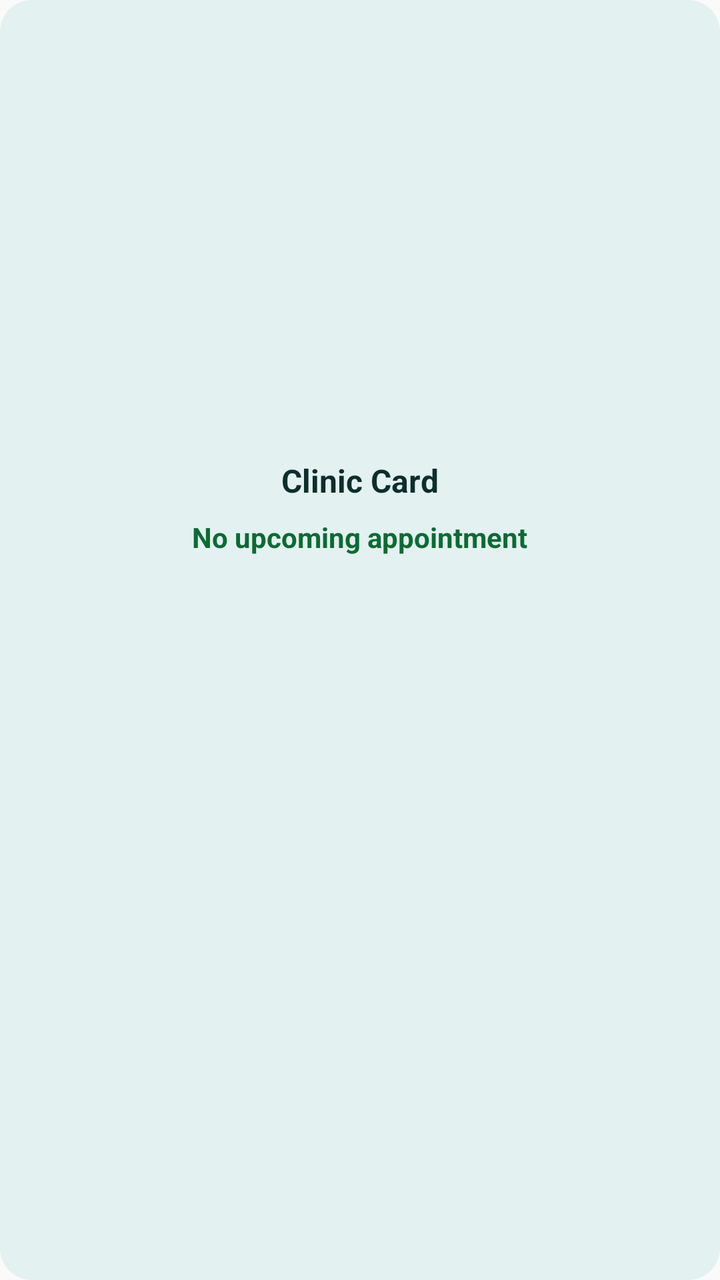
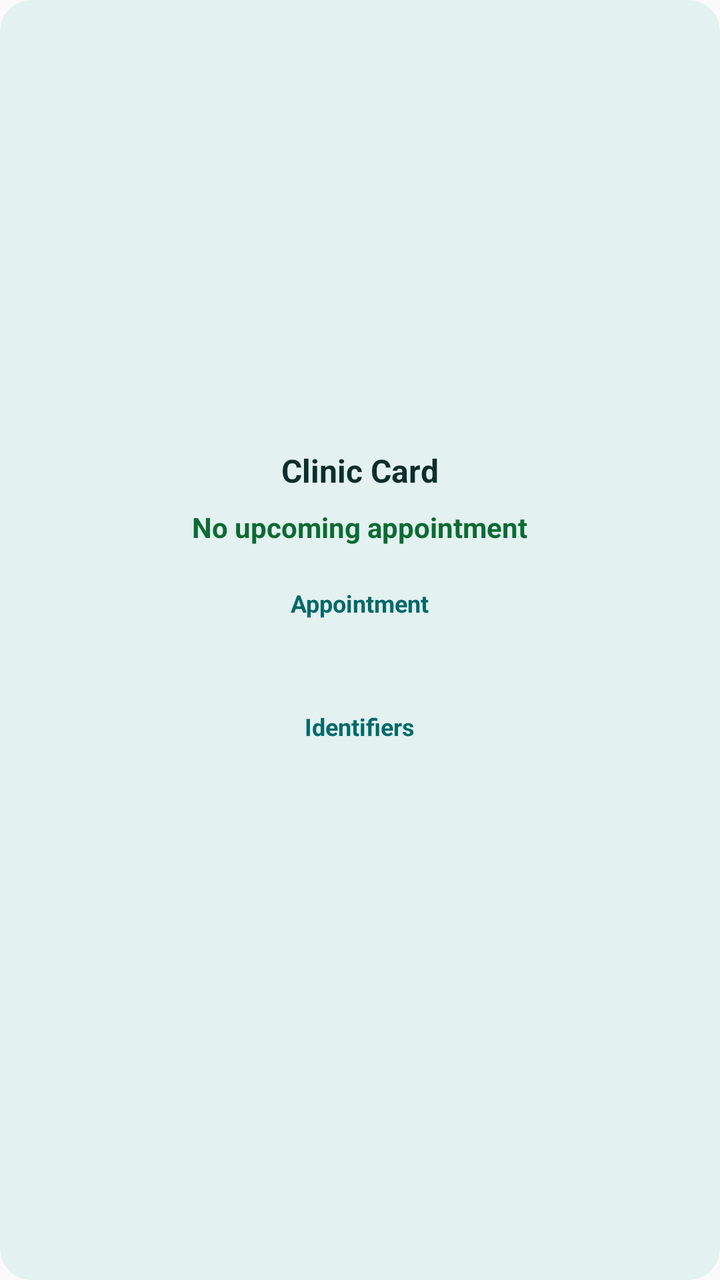

The first picture is an Android layout as it rendered before a commit; the second is the same layout after the commit. The layout source and the unified diff follow.
<!-- AndroidManifest.xml: application theme AppTheme -->
<!-- res/layout/clinic_card_widget.xml -->
<?xml version="1.0" encoding="utf-8"?>
<LinearLayout xmlns:android="http://schemas.android.com/apk/res/android"
    android:id="@+id/widget_root"
    android:layout_width="match_parent"
    android:layout_height="match_parent"
    android:orientation="vertical"
    android:padding="16dp"
    android:background="@drawable/widget_background"
    android:gravity="center">

    <TextView
        android:id="@+id/widget_clinic_title"
        android:layout_width="wrap_content"
        android:layout_height="wrap_content"
        android:text="Clinic Card"
        android:textSize="16sp"
        android:textColor="@color/widget_text_primary"
        android:textStyle="bold" />

    <TextView
        android:id="@+id/widget_clinic_date"
        android:layout_width="wrap_content"
        android:layout_height="wrap_content"
        android:layout_marginTop="8dp"
        android:text="No upcoming appointment"
        android:textSize="14sp"
        android:textColor="@color/widget_good"
        android:textStyle="bold" />

    <TextView
        android:id="@+id/widget_clinic_location"
        android:layout_width="wrap_content"
        android:layout_height="wrap_content"
        android:layout_marginTop="4dp"
        android:text=""
        android:textSize="12sp"
        android:textColor="@color/widget_accent"
        android:textStyle="bold" />

    <TextView
        android:id="@+id/widget_clinic_tests"
        android:layout_width="wrap_content"
        android:layout_height="wrap_content"
        android:layout_marginTop="4dp"
        android:text=""
        android:textSize="12sp"
        android:textColor="@color/widget_text_muted" />

    <TextView
        android:id="@+id/widget_clinic_doctype"
        android:layout_width="wrap_content"
        android:layout_height="wrap_content"
        android:layout_marginTop="12dp"
        android:text=""
        android:textSize="12sp"
        android:textColor="@color/widget_text_muted" />

    <TextView
        android:id="@+id/widget_clinic_clinic_num"
        android:layout_width="wrap_content"
        android:layout_height="wrap_content"
        android:layout_marginTop="4dp"
        android:text=""
        android:textSize="12sp"
        android:textColor="@color/widget_text_muted" />

    <TextView
        android:id="@+id/widget_clinic_nhs_num"
        android:layout_width="wrap_content"
        android:layout_height="wrap_content"
        android:layout_marginTop="4dp"
        android:text=""
        android:textSize="12sp"
        android:textColor="@color/widget_text_muted" />

    <TextView
        android:id="@+id/widget_clinic_reveal"
        android:layout_width="wrap_content"
        android:layout_height="wrap_content"
        android:layout_marginTop="8dp"
        android:text=""
        android:textSize="11sp"
        android:textColor="@color/widget_accent"
        android:textStyle="bold" />
</LinearLayout>
<!-- resources referenced by this layout -->
<resources>
  <color name="widget_accent">#00696B</color>
  <color name="widget_good">#0B6B33</color>
  <color name="widget_text_muted">#4C6664</color>
  <color name="widget_text_primary">#0C2E2D</color>
  <!-- drawable widget_background (drawable) -->
  <?xml version="1.0" encoding="utf-8"?>
  <shape xmlns:android="http://schemas.android.com/apk/res/android"
      android:shape="rectangle">
      <solid android:color="@color/widget_bg" />
      <corners android:radius="16dp" />
  </shape>
  <style name="AppTheme" parent="Theme.AppCompat.Light.DarkActionBar">
          
          <item name="colorPrimary">@color/colorPrimary</item>
          <item name="colorPrimaryDark">@color/colorPrimaryDark</item>
          <item name="colorAccent">@color/colorAccent</item>
          <item name="android:statusBarColor">@android:color/transparent</item>
          <item name="android:navigationBarColor">@android:color/transparent</item>
      </style>
  <color name="widget_bg">#E3F1F0</color>
</resources>

<!-- the commit's change to res/layout/clinic_card_widget.xml (unified diff, before → after) -->
@@ -8,78 +8,130 @@
     android:background="@drawable/widget_background"
     android:gravity="center">
 
-    <TextView
-        android:id="@+id/widget_clinic_title"
-        android:layout_width="wrap_content"
+    <ViewFlipper
+        android:id="@+id/widget_clinic_flipper"
+        android:layout_width="match_parent"
         android:layout_height="wrap_content"
-        android:text="Clinic Card"
-        android:textSize="16sp"
-        android:textColor="@color/widget_text_primary"
-        android:textStyle="bold" />
+        android:descendantFocusability="blocksDescendants" />
 
-    <TextView
-        android:id="@+id/widget_clinic_date"
-        android:layout_width="wrap_content"
+    
+    <LinearLayout
+        android:id="@+id/widget_clinic_page_summary"
+        android:layout_width="match_parent"
         android:layout_height="wrap_content"
-        android:layout_marginTop="8dp"
-        android:text="No upcoming appointment"
-        android:textSize="14sp"
-        android:textColor="@color/widget_good"
-        android:textStyle="bold" />
+        android:orientation="vertical"
+        android:gravity="center">
 
-    <TextView
-        android:id="@+id/widget_clinic_location"
-        android:layout_width="wrap_content"
+        <TextView
+            android:id="@+id/widget_clinic_title"
+            android:layout_width="wrap_content"
+            android:layout_height="wrap_content"
+            android:text="Clinic Card"
+            android:textSize="16sp"
+            android:textColor="@color/widget_text_primary"
+            android:textStyle="bold" />
+
+        <TextView
+            android:id="@+id/widget_clinic_date"
+            android:layout_width="wrap_content"
+            android:layout_height="wrap_content"
+            android:layout_marginTop="8dp"
+            android:text="No upcoming appointment"
+            android:textSize="14sp"
+            android:textColor="@color/widget_good"
+            android:textStyle="bold" />
+
+        <TextView
+            android:id="@+id/widget_clinic_tests"
+            android:layout_width="wrap_content"
+            android:layout_height="wrap_content"
+            android:layout_marginTop="4dp"
+            android:text=""
+            android:textSize="12sp"
+            android:textColor="@color/widget_text_muted" />
+    </LinearLayout>
+
+    
+    <LinearLayout
+        android:id="@+id/widget_clinic_page_visit"
+        android:layout_width="match_parent"
         android:layout_height="wrap_content"
-        android:layout_marginTop="4dp"
-        android:text=""
-        android:textSize="12sp"
-        android:textColor="@color/widget_accent"
-        android:textStyle="bold" />
+        android:orientation="vertical"
+        android:gravity="center">
 
-    <TextView
-        android:id="@+id/widget_clinic_tests"
-        android:layout_width="wrap_content"
+        <TextView
+            android:id="@+id/widget_clinic_page_visit_heading"
+            android:layout_width="wrap_content"
+            android:layout_height="wrap_content"
+            android:text="Appointment"
+            android:textSize="12sp"
+            android:textColor="@color/widget_accent"
+            android:textStyle="bold" />
+
+        <TextView
+            android:id="@+id/widget_clinic_location"
+            android:layout_width="wrap_content"
+            android:layout_height="wrap_content"
+            android:layout_marginTop="6dp"
+            android:text=""
+            android:textSize="14sp"
+            android:textColor="@color/widget_text_primary"
+            android:textStyle="bold" />
+
+        <TextView
+            android:id="@+id/widget_clinic_visit_time"
+            android:layout_width="wrap_content"
+            android:layout_height="wrap_content"
+            android:layout_marginTop="4dp"
+            android:text=""
+            android:textSize="12sp"
+            android:textColor="@color/widget_text_muted" />
+    </LinearLayout>
+
+    
+    <LinearLayout
+        android:id="@+id/widget_clinic_page_sensitive"
+        android:layout_width="match_parent"
         android:layout_height="wrap_content"
-        android:layout_marginTop="4dp"
-        android:text=""
-        android:textSize="12sp"
-        android:textColor="@color/widget_text_muted" />
+        android:orientation="vertical"
+        android:gravity="center">
 
-    <TextView
-        android:id="@+id/widget_clinic_doctype"
-        android:layout_width="wrap_content"
-        android:layout_height="wrap_content"
-        android:layout_marginTop="12dp"
-        android:text=""
-        android:textSize="12sp"
-        android:textColor="@color/widget_text_muted" />
+        <TextView
+            android:id="@+id/widget_clinic_page_sensitive_heading"
+            android:layout_width="wrap_content"
+            android:layout_height="wrap_content"
+            android:text="Identifiers"
+            android:textSize="12sp"
+            android:textColor="@color/widget_accent"
+            android:textStyle="bold" />
 
-    <TextView
-        android:id="@+id/widget_clinic_clinic_num"
-        android:layout_width="wrap_content"
-        android:layout_height="wrap_content"
-        android:layout_marginTop="4dp"
-        android:text=""
-        android:textSize="12sp"
-        android:textColor="@color/widget_text_muted" />
+        <TextView
+            android:id="@+id/widget_clinic_clinic_num"
+            android:layout_width="wrap_content"
+            android:layout_height="wrap_content"
+            android:layout_marginTop="6dp"
+            android:text=""
+            android:textSize="13sp"
+            android:textColor="@color/widget_text_primary"
+            android:textStyle="bold" />
 
-    <TextView
-        android:id="@+id/widget_clinic_nhs_num"
-        android:layout_width="wrap_content"
-        android:layout_height="wrap_content"
-        android:layout_marginTop="4dp"
-        android:text=""
-        android:textSize="12sp"
-        android:textColor="@color/widget_text_muted" />
+        <TextView
+            android:id="@+id/widget_clinic_doctype"
+            android:layout_width="wrap_content"
+            android:layout_height="wrap_content"
+            android:layout_marginTop="4dp"
+            android:text=""
+            android:textSize="12sp"
+            android:textColor="@color/widget_text_muted" />
 
-    <TextView
-        android:id="@+id/widget_clinic_reveal"
-        android:layout_width="wrap_content"
-        android:layout_height="wrap_content"
-        android:layout_marginTop="8dp"
-        android:text=""
-        android:textSize="11sp"
-        android:textColor="@color/widget_accent"
-        android:textStyle="bold" />
+        <TextView
+            android:id="@+id/widget_clinic_nhs_num"
+            android:layout_width="wrap_content"
+            android:layout_height="wrap_content"
+            android:layout_marginTop="4dp"
+            android:text=""
+            android:textSize="12sp"
+            android:textColor="@color/widget_text_muted"
+            android:visibility="gone" />
+    </LinearLayout>
 </LinearLayout>
